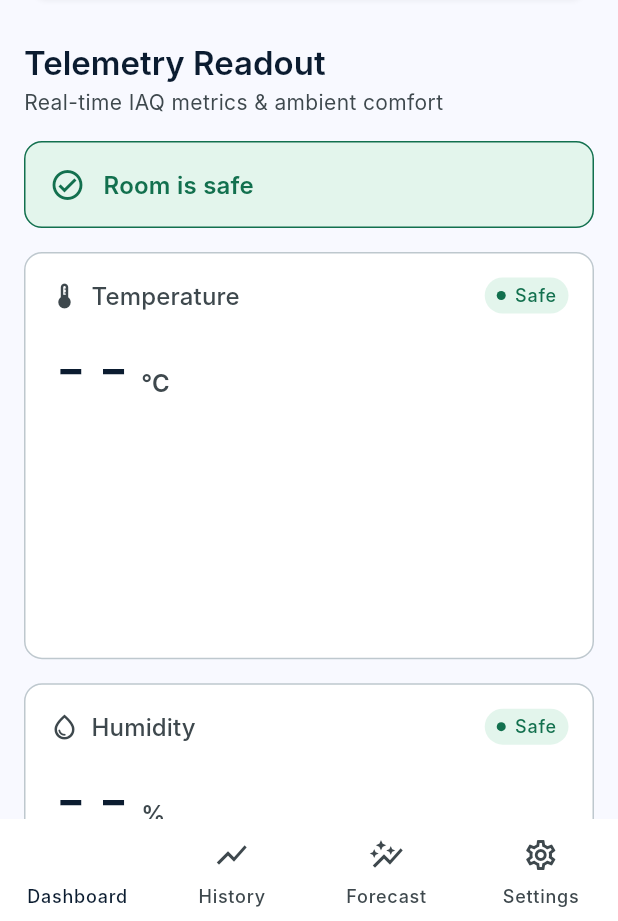
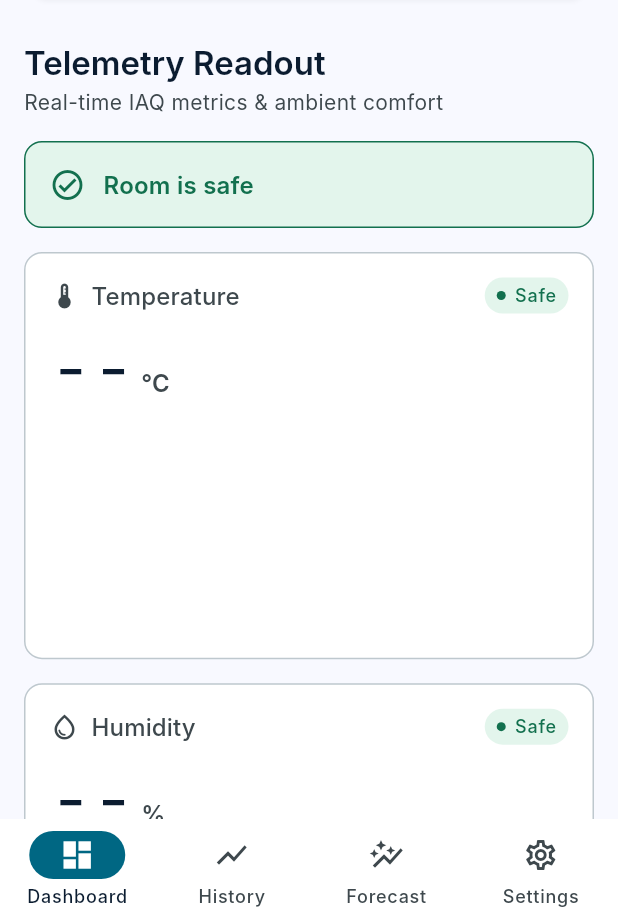
Before and after one commit to Rambolt375/aerosense-app, a Flutter app: the screen it shows once a user with an empty profile is signed in, on a phone screen of 412 x 824 dp, the part 315-1236 px from its top. Run offline on Flutter 3.47's test engine with Material 3 defaults, Android fonts, the phone set to English and light mode, and no system bars; our stand-ins replace firebase_auth, firebase_core, firebase_database, fl_chart, flutter_riverpod, go_router and 3 more; accounts and stored records are empty; Roboto replaces fonts that are missing (Inter).

Commit message:
fix(nav): restore M3 indicator on mobile bottom bar
The design merge set NavigationBar.indicatorColor to transparent while the
selected icon stays onSecondaryContainer, which resolves to near-black navy
because the ColorScheme only defines secondary/onSecondary. On the dark surface
the selected destination rendered as an invisible black icon, unlike the
desktop NavigationRail which still draws the indicator pill.

```diff
--- a/lib/app.dart
+++ b/lib/app.dart
@@ -262,7 +262,10 @@ class AppShellScaffold extends ConsumerWidget {
       bottomNavigationBar: NavigationBar(
         height: 68,
         backgroundColor: Theme.of(context).colorScheme.surface,
-        indicatorColor: Colors.transparent,
+        // Keep the M3 indicator: the selected icon is painted with
+        // onSecondaryContainer (near-black navy here), so a transparent
+        // indicator leaves it invisible on the dark surface and diverges
+        // from NavigationRail's selected state.
         selectedIndex: navigationShell.currentIndex,
         onDestinationSelected: _onDestinationSelected,
         destinations: const [
```
